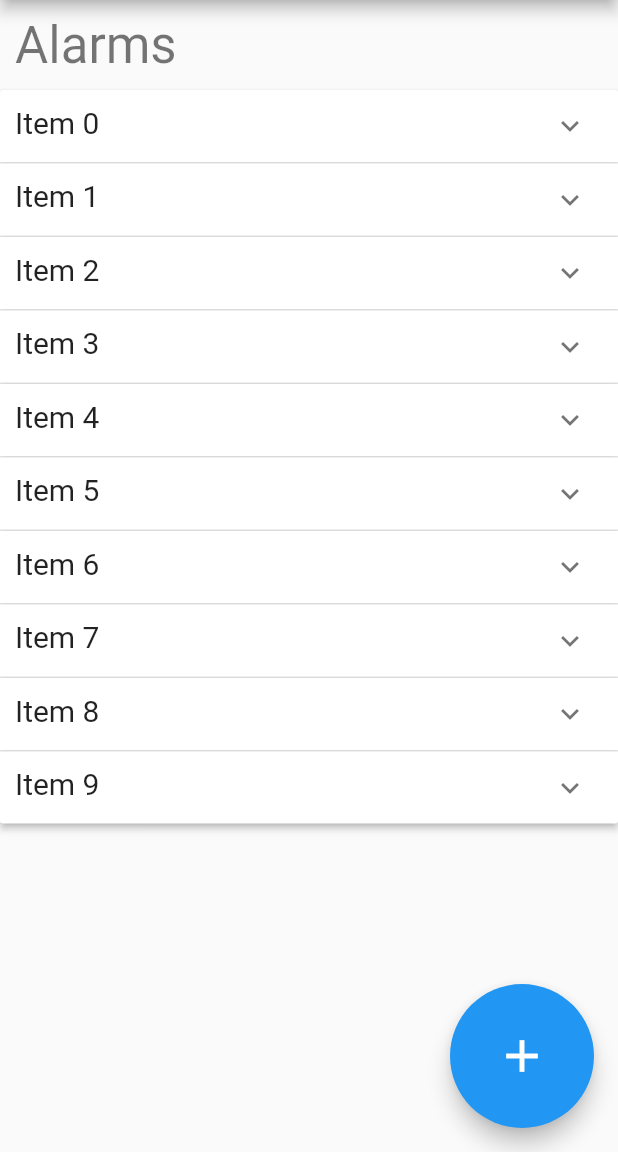
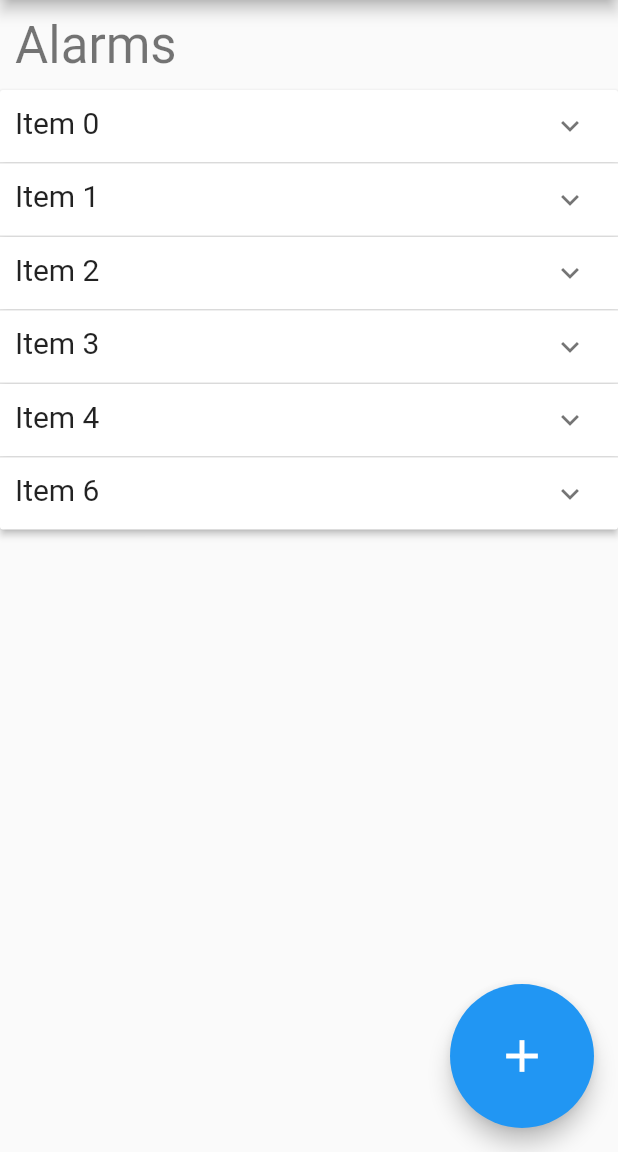
Before and after one commit to HenryDev/alarm-clock-holiday, a Flutter app: the screen it shows after launch, after a tap on the "add" icon, on a phone screen of 412 x 824 dp, the part 84-1236 px from its top. Run offline on Flutter 3.47's test engine with Material 2 defaults, Android fonts, the phone set to English and light mode, and no system bars.

Commit message:
add button to add row

```diff
--- a/lib/main.dart
+++ b/lib/main.dart
@@ -29,7 +29,7 @@ class MyHomePage extends StatefulWidget {
 
 class _MyHomePageState extends State<MyHomePage> {
   final List<Map<String, dynamic>> _items = List.generate(
-      10,
+      5,
       (index) => {
             'id': index,
             'title': 'Item $index',
@@ -38,7 +38,15 @@ class _MyHomePageState extends State<MyHomePage> {
           });
 
   void _incrementCounter() {
-    setState(() {});
+    setState(() {
+      Map<String, dynamic> item = {
+        'id': 6,
+        'title': 'Item 6',
+        'description': 'This is the description of the item 6. Lorem Ipsum is simply dummy text of the printing and typesetting industry.',
+        'isExpanded': false
+      };
+      _items.add(item);
+    });
   }
 
   @override
```
